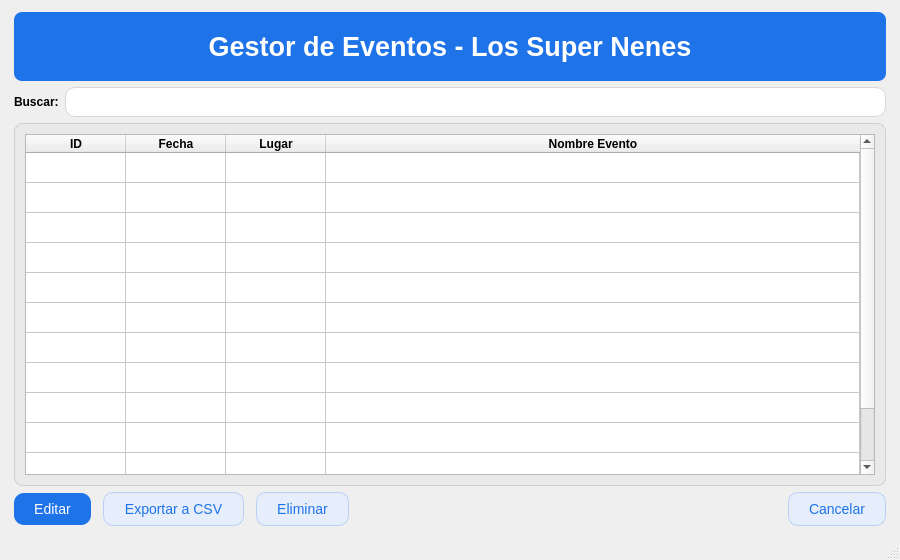
Qt form interfazes/.ui/home-modificar-listado_eventos.ui (moramirete/organizadorEventos) before a commit.
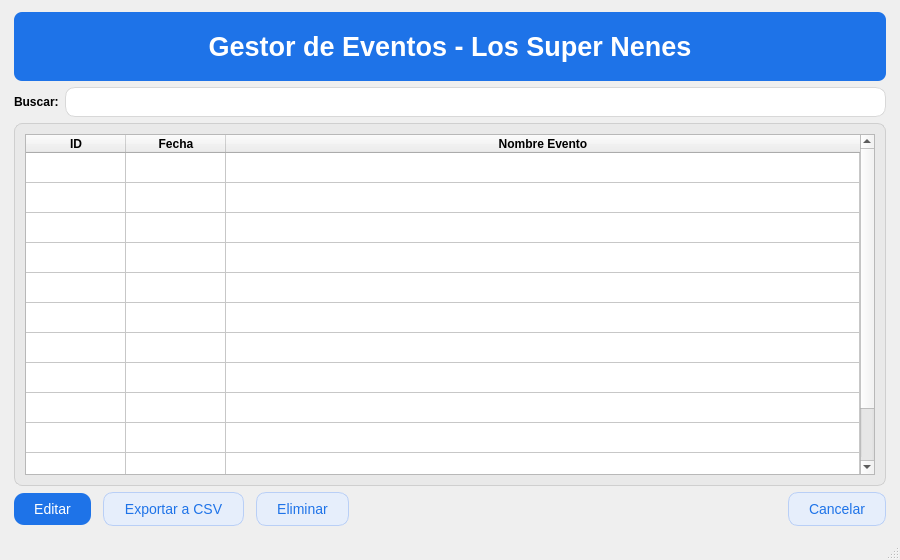
The same form after that commit.

Commit message:
Cambios en la interfaz
He compilado de nuevo la interfaz para quitar las columnas de lugar(Hubicacion)

The edit to the form file:
```diff
--- a/interfazes/.ui/home-modificar-listado_eventos.ui
+++ b/interfazes/.ui/home-modificar-listado_eventos.ui
@@ -95,7 +95,7 @@
           <number>12</number>
          </property>
          <property name="columnCount">
-          <number>4</number>
+          <number>3</number>
          </property>
          <attribute name="horizontalHeaderVisible">
           <bool>true</bool>
@@ -140,17 +140,6 @@
            </font>
           </property>
          </column>
-         <column>
-          <property name="text">
-           <string>Lugar</string>
-          </property>
-          <property name="font">
-           <font>
-            <weight>75</weight>
-            <bold>true</bold>
-           </font>
-          </property>
-         </column>
          <column>
           <property name="text">
            <string>Nombre Evento</string>
```
The commit also changes 4 other files.
